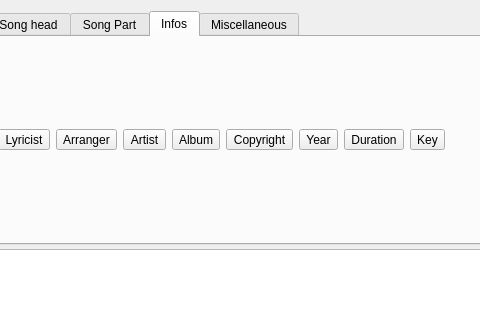
This is chordv/src/formeditor.ui in jpcima/chordv as Qt 5 draws it before an edit; both pictures show x 100 to 580 and y 0 to 320 of the 1361 by 802 pixel window. The edited form follows.
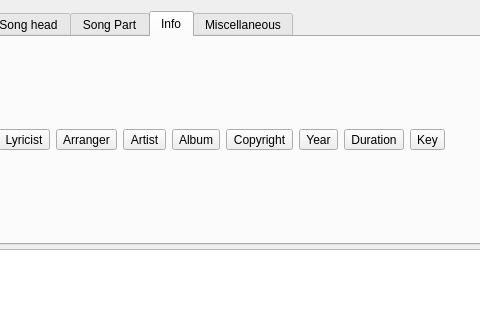
This is the edited form. Custom widgets are drawn as their Qt base class.

Patch:
```diff
--- a/chordv/src/formeditor.ui
+++ b/chordv/src/formeditor.ui
@@ -382,7 +382,7 @@
       </widget>
       <widget class="QWidget" name="Infos">
        <attribute name="title">
-        <string>Infos</string>
+        <string>Info</string>
        </attribute>
        <attribute name="toolTip">
         <string>Song other informations</string>
```
Left out of the diff: 12 changed lines with no effect on the pictures.
